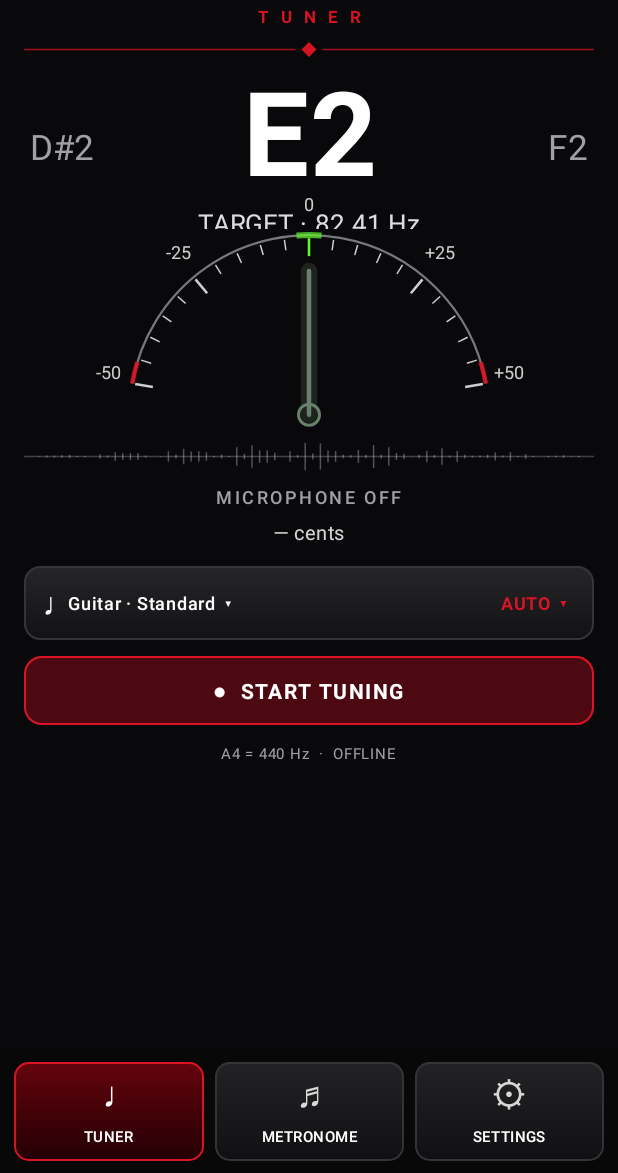
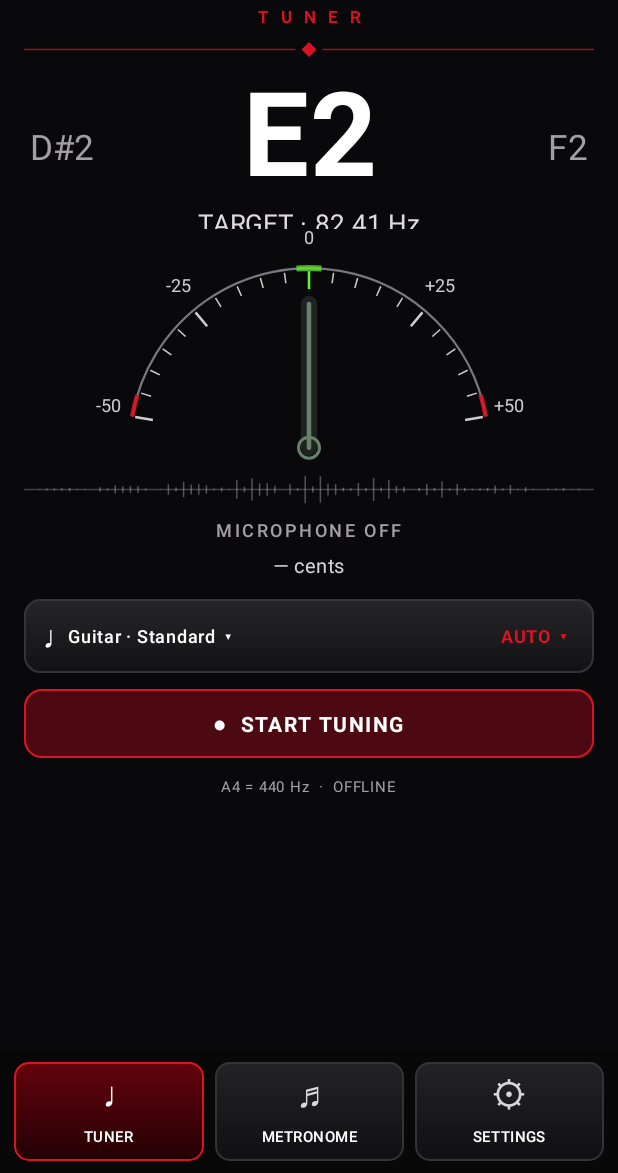
Before and after one commit to lazosorestis-wq/Fishbone-Tuner-v0.1, an Android app built with Jetpack Compose: the screen it shows after launch (MainActivity), on a phone screen of 412 x 824 dp, the part 63-1236 px from its top. Run offline under Robolectric (Android 15) with nearby library versions, the phone set to English and light mode, and no system bars.

Commit message:
Separate pitch target text from arc labels without hiding tuner controls

```diff
--- a/app/src/main/java/com/fishbone/tuner/MainActivity.kt
+++ b/app/src/main/java/com/fishbone/tuner/MainActivity.kt
@@ -192,6 +192,7 @@ private fun TunerScreen(preset: Tuning, onTuningChange: (Tuning) -> Unit) {
                     fontSize = 23.sp, color = Muted)
             }
         }
+        Spacer(Modifier.height(if(compact) 28.dp else 22.dp))
         TuningMeter(animatedCents.toDouble(), listening && pitch != null, inTune, compact)
         Spacer(Modifier.height(4.dp))
         Canvas(Modifier.fillMaxWidth().height(if(compact) 14.dp else 23.dp)) {
```
